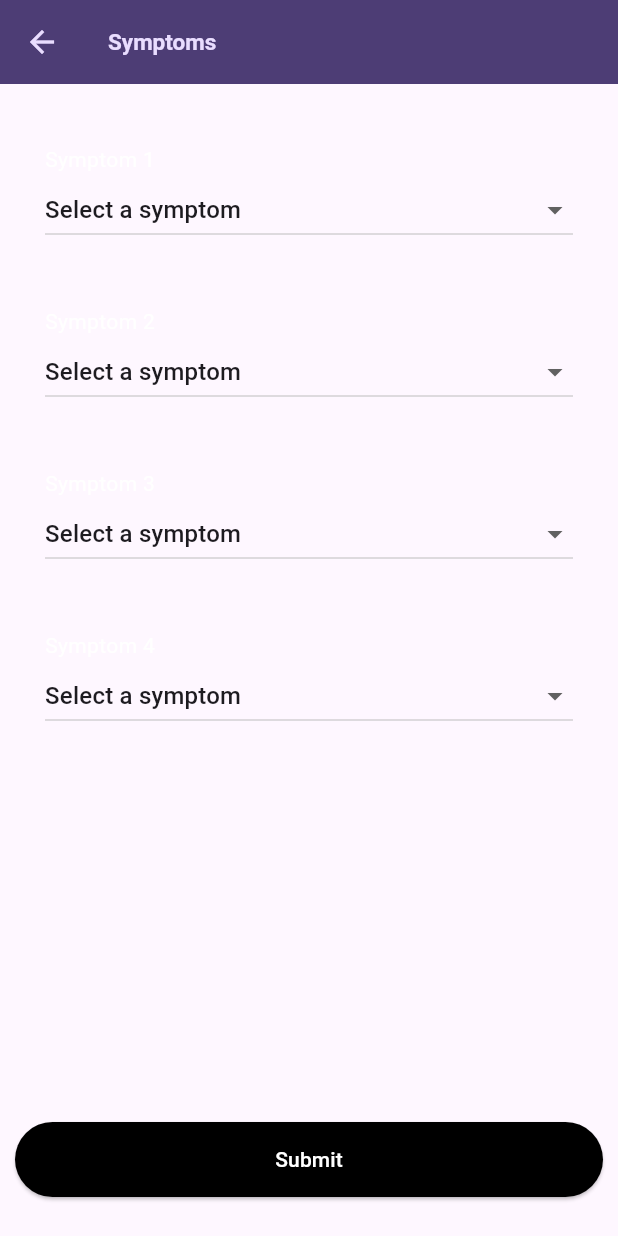
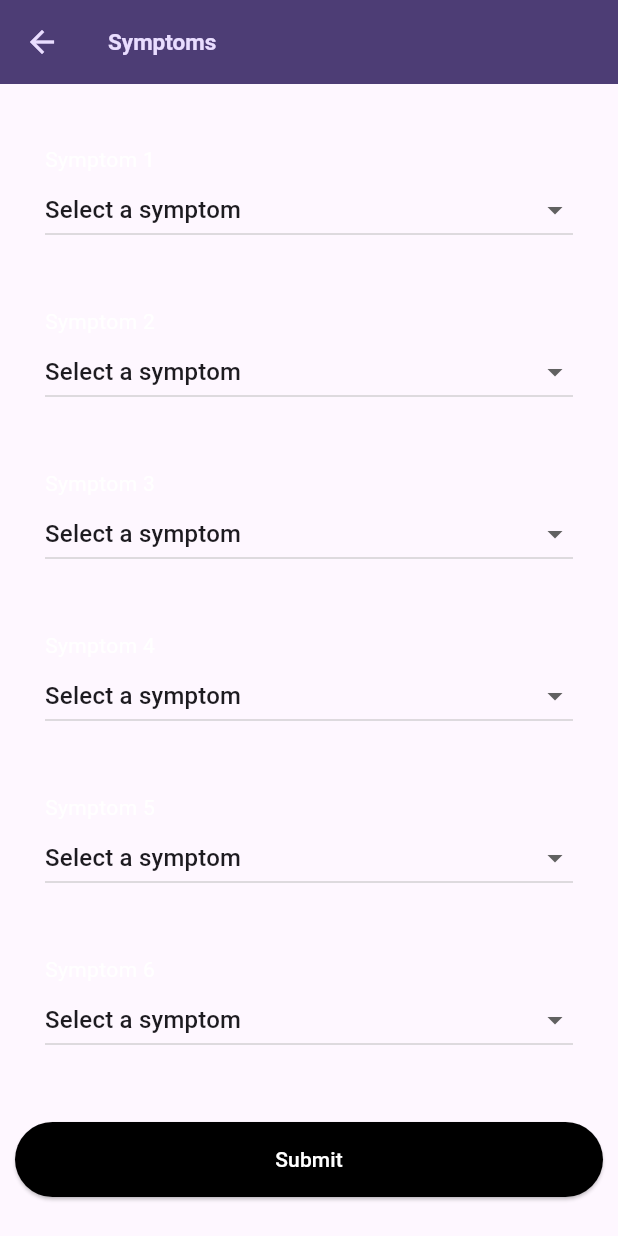
Before and after one commit to 2910Abhishek/DiseasePredictionApp, a Flutter app: the screen it shows once a user with an empty profile is signed in, after a tap on "Check symptoms", on a phone screen of 412 x 824 dp. Run offline on Flutter 3.47's test engine with Material 3 defaults, Android fonts, the phone set to English and light mode, and no system bars; our stand-ins replace firebase_auth, firebase_core, google_maps_flutter, location; accounts and stored records are empty; network calls fail.

Commit message:
added new symptoms

```diff
--- a/diseasepredictor/lib/main.dart
+++ b/diseasepredictor/lib/main.dart
@@ -29,6 +29,7 @@ void main() async {
 
   runApp(
     MaterialApp(
+      debugShowCheckedModeBanner: false,
       darkTheme: ThemeData.dark().copyWith(
         colorScheme: kDarkColorScheme,
         cardTheme: const CardTheme().copyWith(
--- a/diseasepredictor/lib/screens/symptoms.dart
+++ b/diseasepredictor/lib/screens/symptoms.dart
@@ -182,6 +182,12 @@ class _SymptomsScreenState extends State<SymptomsScreen> {
                 LabelWidget(label: 'Symptom 4'),
                 DropdownButtonList(savedSymptoms: selectedSymptoms),
                 SizedBox(height: 40),
+                LabelWidget(label: 'Symptom 5'),
+                DropdownButtonList(savedSymptoms: selectedSymptoms),
+                SizedBox(height: 40),
+                LabelWidget(label: 'Symptom 6'),
+                DropdownButtonList(savedSymptoms: selectedSymptoms),
+                SizedBox(height: 40),
               ],
             ),
             Positioned(
@@ -274,6 +280,12 @@ class _SymptomsScreenState extends State<SymptomsScreen> {
             LabelWidget(label: 'Symptom 4'),
             DropdownButtonList(savedSymptoms: selectedSymptoms),
             SizedBox(height: 40),
+            LabelWidget(label: 'Symptom 5'),
+            DropdownButtonList(savedSymptoms: selectedSymptoms),
+            SizedBox(height: 40),
+            LabelWidget(label: 'Symptom 6'),
+            DropdownButtonList(savedSymptoms: selectedSymptoms),
+            SizedBox(height: 40),
           ],
         ),
       ),
```
